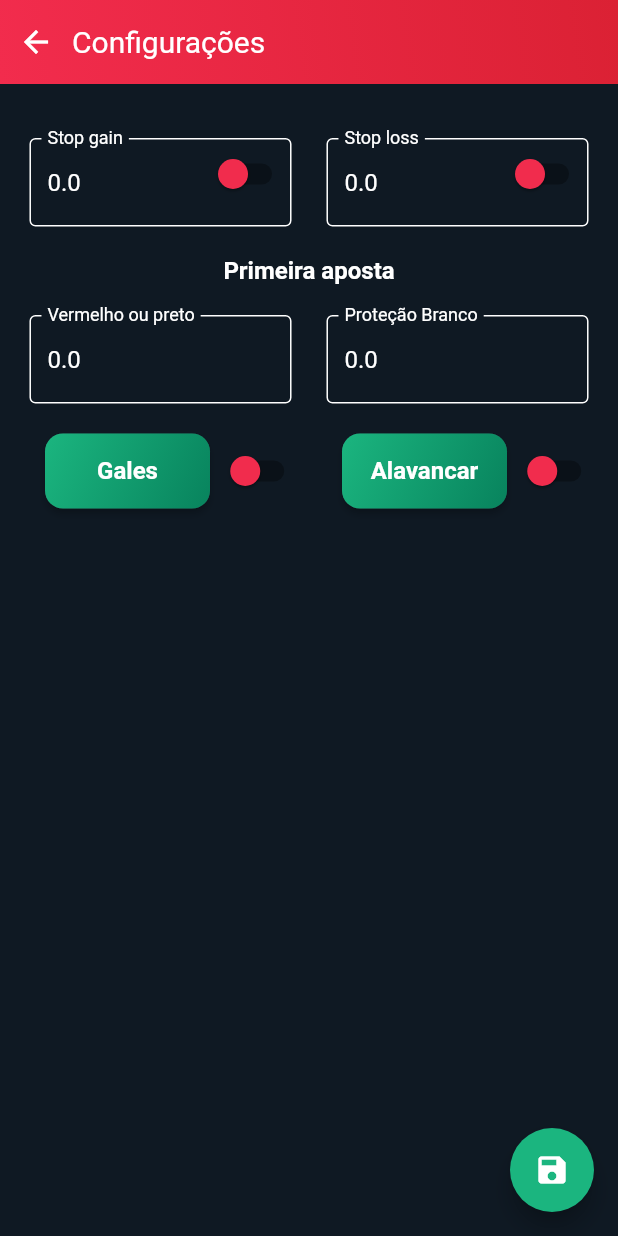
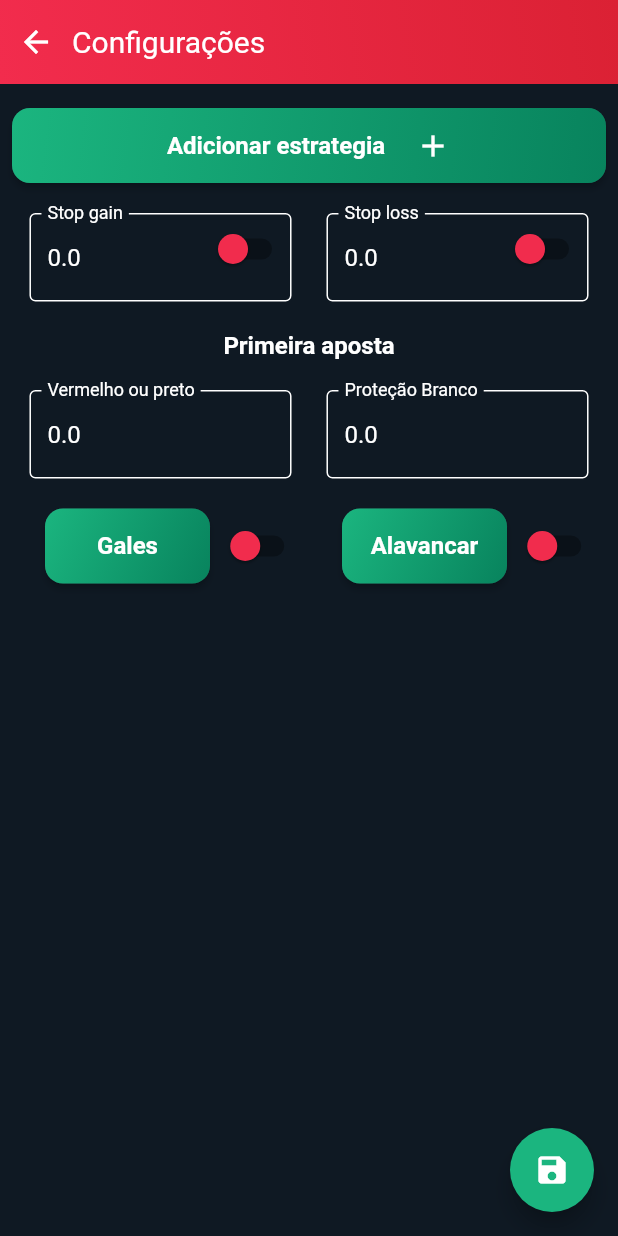
Before and after one commit to infixs/iabets-app, a Flutter app: the BlazeSettingsPage screen opened directly, on a phone screen of 412 x 824 dp. Run offline on Flutter 3.47's test engine with Material 2 defaults, Android fonts, the phone set to English and light mode, and no system bars; our stand-ins replace bloc, cloud_firestore, cloud_functions, dio, equatable, file_picker and 13 more; accounts and stored records are empty; project files that could hold a hidden picture were left out.

Commit message:
init blaze page create strategy

```diff
--- a/lib/presentation/pages/blaze/blaze_settings_page.dart
+++ b/lib/presentation/pages/blaze/blaze_settings_page.dart
@@ -9,6 +9,7 @@ import 'package:ia_bet/presentation/bloc/blaze/double_config_cubit.dart';
 import '../../../data/model/double_config_model.dart';
 
 import 'Elevate_settings_page.dart';
+import 'blaze_create_strategy_page.dart';
 import 'components/custom_app_bar_settings/custom_app_bar_settings.dart';
 import 'controller_settings.dart';
 import 'gales_settings_page.dart';
@@ -265,6 +266,52 @@ class _BlazeSettingsPageState extends State<BlazeSettingsPage> {
                             );
                           }).toList());
                         },
+                      ),
+                    ),
+                  ),
+                  ElevatedButton(
+                    style: ElevatedButton.styleFrom(
+                      padding: EdgeInsets.all(0),
+                      shape: RoundedRectangleBorder(
+                        borderRadius: BorderRadius.circular(12),
+                      ),
+                    ),
+                    onPressed: () => Navigator.push(
+                      context,
+                      MaterialPageRoute(
+                        builder: (BuildContext context) =>
+                            BlazeCreateStrategyPage(),
+                      ),
+                    ),
+                    child: Container(
+                      height: 50,
+                      decoration: BoxDecoration(
+                        gradient: LinearGradient(
+                          begin: Alignment.topLeft,
+                          end: Alignment.bottomRight,
+                          colors: [
+                            const Color(0xff1bb57f),
+                            const Color(0xff08835d),
+                          ],
+                        ),
+                        borderRadius: BorderRadius.circular(12),
+                      ),
+                      child: Row(
+                        mainAxisAlignment: MainAxisAlignment.center,
+                        children: [
+                          Text(
+                            'Adicionar estrategia',
+                            style: TextStyle(
+                              color: Colors.white,
+                              fontSize: 16,
+                              fontWeight: FontWeight.w600,
+                            ),
+                          ),
+                          Padding(
+                            padding: const EdgeInsets.only(left: 20),
+                            child: Icon(Icons.add),
+                          )
+                        ],
                       ),
                     ),
                   ),
--- a/lib/presentation/pages/blaze/controller_settings.dart
+++ b/lib/presentation/pages/blaze/controller_settings.dart
@@ -3,7 +3,7 @@ import 'package:flutter/material.dart';
 import 'package:ia_bet/domain/entities/double_config.dart';
 
 class SettingsController {
-  late final DoubleConfigEntity? doubleConfigCopy;
+  DoubleConfigEntity? doubleConfigCopy;
   final GlobalKey<FormState> formkey = GlobalKey<FormState>();
   final GlobalKey<FormState> formkeyEdit = GlobalKey<FormState>();
   final ValueNotifier<bool> stopGainIsOn = ValueNotifier<bool>(true);
```
Also changed, not shown: lib/presentation/pages/blaze/blaze_create_strategy_controller.dart (added, +26 -0 lines), lib/presentation/pages/blaze/blaze_create_strategy_page.dart (added, +223 -0 lines).
